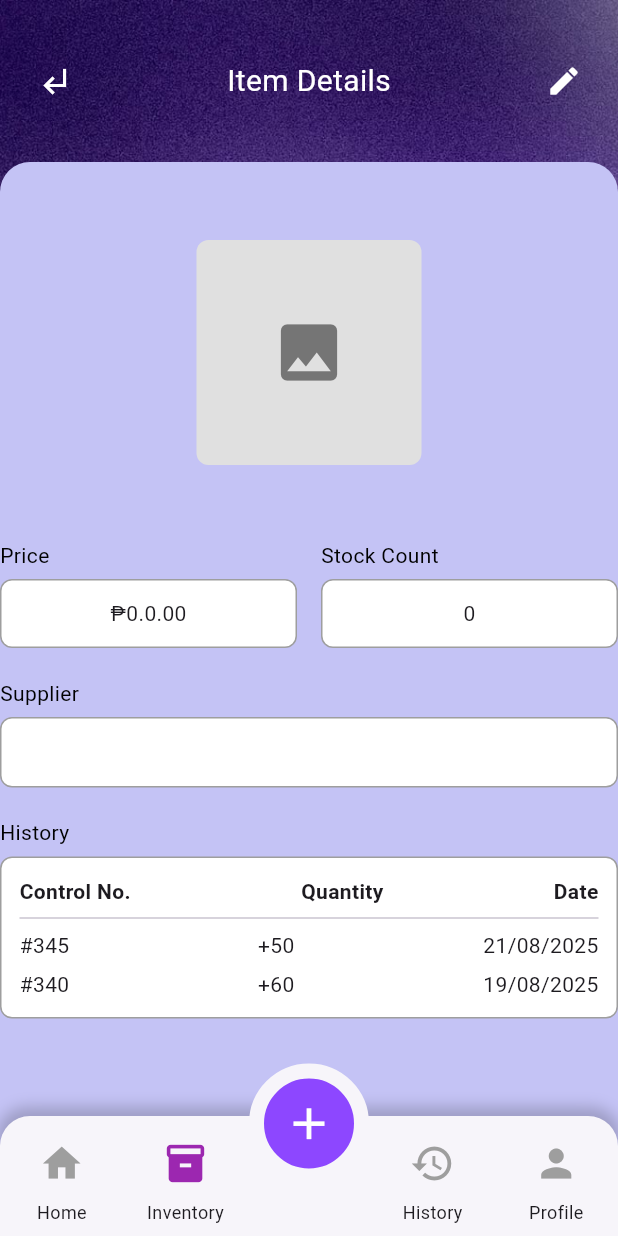
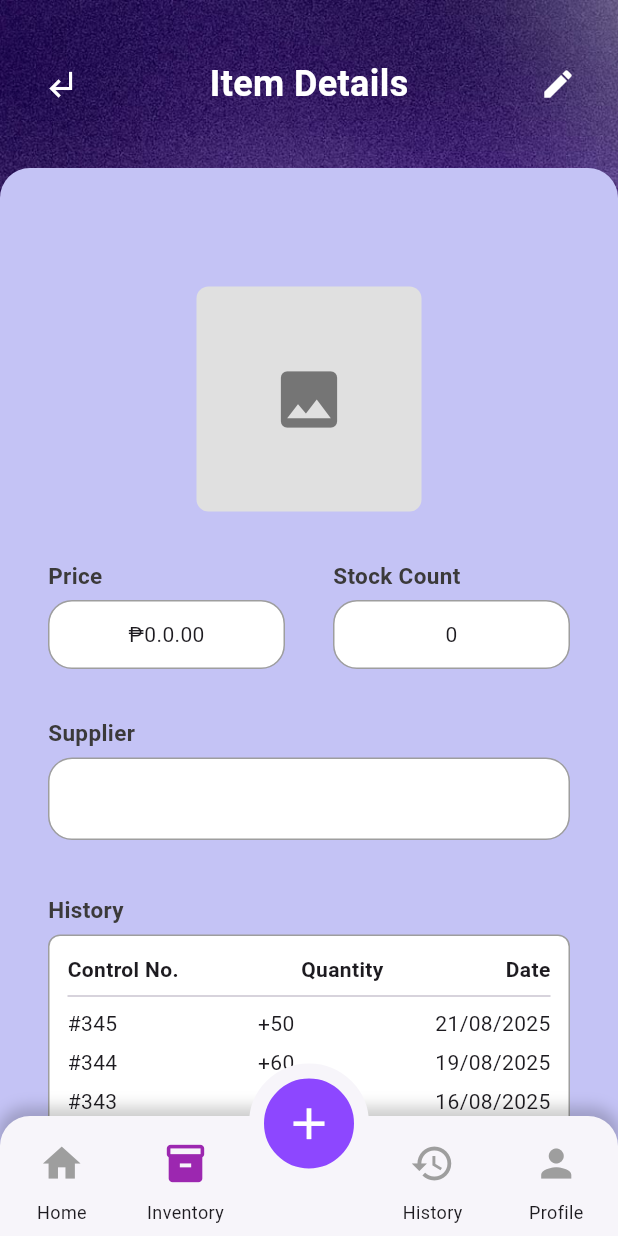
Before and after one commit to RandelYumul/sKEEP, a Flutter app: the ItemDetails screen opened directly with empty values, on a phone screen of 412 x 824 dp. Run offline on Flutter 3.47's test engine with Material 3 defaults, Android fonts, the phone set to English and light mode, and no system bars.

Commit message:
Item details done!

```diff
--- a/skeep/lib/pages/widgets/item_details.dart
+++ b/skeep/lib/pages/widgets/item_details.dart
@@ -1,6 +1,5 @@
 import 'package:flutter/material.dart';
 import 'package:skeep/pages/widgets/bottom_nav.dart';
-import 'package:skeep/pages/widgets/item_details.dart';
 
 class ItemDetails extends StatelessWidget {
   final String productName;
@@ -35,10 +34,16 @@ class ItemDetails extends StatelessWidget {
             children: [
               // HEADER
               Container(
-                padding: const EdgeInsets.symmetric(
-                  horizontal: 12,
-                  vertical: 30,
+                padding: const EdgeInsets.only(
+                  top: 32,
+                  bottom: 32,
+                  left: 16,
+                  right: 16,
                 ),
+                // padding: const EdgeInsets.symmetric(
+                //   horizontal: 12,
+                //   vertical: 30,
+                // ),
                 child: Row(
                   mainAxisAlignment: MainAxisAlignment.spaceBetween,
                   children: [
@@ -46,6 +51,7 @@ class ItemDetails extends StatelessWidget {
                       icon: const Icon(
                         Icons.subdirectory_arrow_left,
                         color: Colors.white,
+                        size: 24,
                       ),
                       onPressed: () {
                         Navigator.pop(context);
@@ -56,15 +62,19 @@ class ItemDetails extends StatelessWidget {
                         child: Text(
                           "Item Details",
                           style: TextStyle(
-                            fontSize: 20,
-                            // fontWeight: FontWeight.bold,
+                            fontSize: 24,
+                            fontWeight: FontWeight.bold,
                             color: Colors.white,
                           ),
                         ),
                       ),
                     ),
                     IconButton(
-                      icon: const Icon(Icons.edit, color: Colors.white),
+                      icon: const Icon(
+                        Icons.edit,
+                        color: Colors.white,
+                        size: 24,
+                      ),
                       onPressed: () {
                         // edit page
                       },
@@ -90,13 +100,19 @@ class ItemDetails extends StatelessWidget {
                       crossAxisAlignment: CrossAxisAlignment.start,
                       children: [
                         Padding(
-                          padding: const EdgeInsets.only(top: 16),
+                          padding: const EdgeInsets.only(
+                            top: 32,
+                            left: 32,
+                            right: 16,
+                            bottom: 16,
+                          ),
                           // Item Name
                           child: Text(
                             productName,
                             style: const TextStyle(
-                              fontSize: 18,
-                              color: Colors.black,
+                              fontSize: 15,
+                              fontWeight: FontWeight.bold,
+                              color: Color(0xFF3B3A3A),
                             ),
                           ),
                         ),
@@ -121,9 +137,15 @@ class ItemDetails extends StatelessWidget {
                           ),
                         ),
 
-                        const SizedBox(height: 50),
+                        const SizedBox(height: 32),
                         // Price and Stock
-                        Row(
+                        Padding(
+                          padding: const EdgeInsets.only(
+                            left: 32,
+                            right: 32,
+                            bottom: 32,
+                          ),
+                          child: Row(
                             mainAxisAlignment: MainAxisAlignment.spaceBetween,
                             children: [
                               // Price
@@ -133,7 +155,11 @@ class ItemDetails extends StatelessWidget {
                                   children: [
                                     const Text(
                                       "Price",
-                                    style: TextStyle(color: Colors.black),
+                                      style: TextStyle(
+                                        fontSize: 15,
+                                        fontWeight: FontWeight.bold,
+                                        color: Color(0xFF3B3A3A),
+                                      ),
                                     ),
 
                                     const SizedBox(height: 6),
@@ -143,7 +169,7 @@ class ItemDetails extends StatelessWidget {
                                       decoration: BoxDecoration(
                                         color: Colors.white,
                                         border: Border.all(color: Colors.grey),
-                                      borderRadius: BorderRadius.circular(8),
+                                        borderRadius: BorderRadius.circular(16),
                                       ),
                                       child: Center(
                                         child: Text(
@@ -156,7 +182,7 @@ class ItemDetails extends StatelessWidget {
                                 ),
                               ),
 
-                            const SizedBox(width: 16),
+                              const SizedBox(width: 32),
 
                               // Stock
                               Expanded(
@@ -165,7 +191,11 @@ class ItemDetails extends StatelessWidget {
                                   children: [
                                     const Text(
                                       "Stock Count",
-                                    style: TextStyle(color: Colors.black),
+                                      style: TextStyle(
+                                        fontSize: 15,
+                                        fontWeight: FontWeight.bold,
+                                        color: Color(0xFF3B3A3A),
+                                      ),
                                     ),
                                     const SizedBox(height: 6),
                                     Container(
@@ -173,7 +203,7 @@ class ItemDetails extends StatelessWidget {
                                       decoration: BoxDecoration(
                                         color: Colors.white,
                                         border: Border.all(color: Colors.grey),
-                                      borderRadius: BorderRadius.circular(8),
+                                        borderRadius: BorderRadius.circular(16),
                                       ),
                                       child: Center(
                                         child: Text(
@@ -187,15 +217,66 @@ class ItemDetails extends StatelessWidget {
                               ),
                             ],
                           ),
+                        ),
+
+                        // const SizedBox(height: 20),
+
+                        // Supplier
+                        Padding(
+                          padding: const EdgeInsets.only(left: 32, right: 32),
+                          child: Column(
+                            crossAxisAlignment: CrossAxisAlignment.start,
+                            children: [
+                              const Text(
+                                "Supplier",
+                                style: TextStyle(
+                                  fontSize: 15,
+                                  fontWeight: FontWeight.bold,
+                                  color: Color(0xFF3B3A3A),
+                                ),
+                              ),
+                              const SizedBox(height: 6),
+                              Container(
+                                width: double.infinity,
+                                padding: const EdgeInsets.all(16),
+                                decoration: BoxDecoration(
+                                  color: Colors.white,
+                                  border: Border.all(color: Colors.grey),
+                                  borderRadius: BorderRadius.circular(16),
+                                ),
+                                child: Center(
+                                  child: Text(
+                                    supplier,
+                                    style: const TextStyle(fontSize: 14),
+                                  ),
+                                ),
+                              ),
+                            ],
+                          ),
+                        ),
+
                         const SizedBox(height: 20),
 
-                        // Supplier
+                        // History
+                        Padding(
+                          padding: const EdgeInsets.only(
+                            top: 16,
+                            right: 32,
+                            bottom: 32,
+                            left: 32,
+                          ),
+                          child: Column(
+                            crossAxisAlignment: CrossAxisAlignment.start,
+                            children: [
                               const Text(
-                          "Supplier",
-                          style: TextStyle(color: Colors.black),
+                                "History",
+                                style: TextStyle(
+                                  fontSize: 15,
+                                  fontWeight: FontWeight.bold,
+                                  color: Color(0xFF3B3A3A),
+                                ),
                               ),
                               const SizedBox(height: 6),
-
                               Container(
                                 width: double.infinity,
                                 padding: const EdgeInsets.all(12),
@@ -204,31 +285,6 @@ class ItemDetails extends StatelessWidget {
                                   border: Border.all(color: Colors.grey),
                                   borderRadius: BorderRadius.circular(8),
                                 ),
-                          child: Text(
-                            supplier,
-                            style: const TextStyle(fontSize: 14),
-                          ),
-                        ),
-
-                        const SizedBox(height: 20),
-
-                        // History
-                        const Text(
-                          "History",
-                          style: TextStyle(color: Colors.black),
-                        ),
-
-                        const SizedBox(height: 6),
-
-                        Container(
-                          width: double.infinity,
-                          padding: const EdgeInsets.all(12),
-                          decoration: BoxDecoration(
-                            color: Colors.white,
-                            border: Border.all(color: Colors.grey),
-                            borderRadius: BorderRadius.circular(8),
-                          ),
-
                                 child: Column(
                                   crossAxisAlignment: CrossAxisAlignment.start,
                                   children: [
@@ -275,10 +331,25 @@ class ItemDetails extends StatelessWidget {
                                       mainAxisAlignment:
                                           MainAxisAlignment.spaceBetween,
                                       children: const [
-                                  Text("#340"),
+                                        Text("#344"),
                                         Text("+60"),
                                         Text("19/08/2025"),
                                       ],
+                                    ),
+
+                                    const SizedBox(height: 6),
+
+                                    Row(
+                                      mainAxisAlignment:
+                                          MainAxisAlignment.spaceBetween,
+                                      children: const [
+                                        Text("#343"),
+                                        Text("-10"),
+                                        Text("16/08/2025"),
+                                      ],
+                                    ),
+                                  ],
+                                ),
                               ),
                             ],
                           ),
```
Lines whose indentation alone changed are shown as unchanged.
